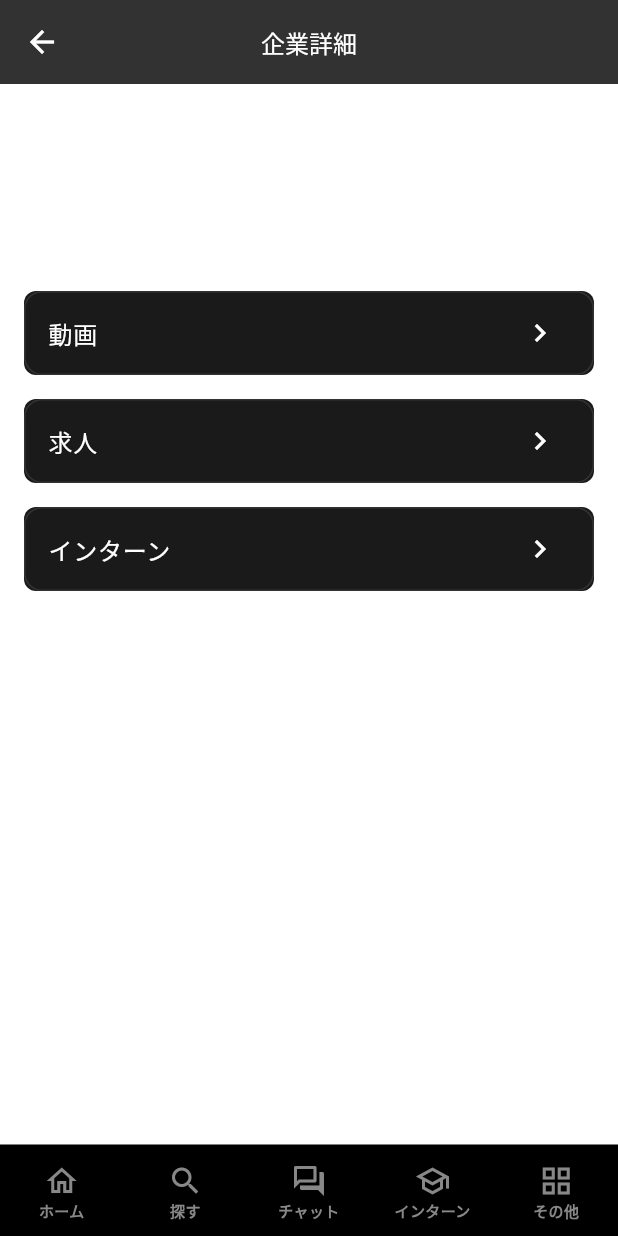
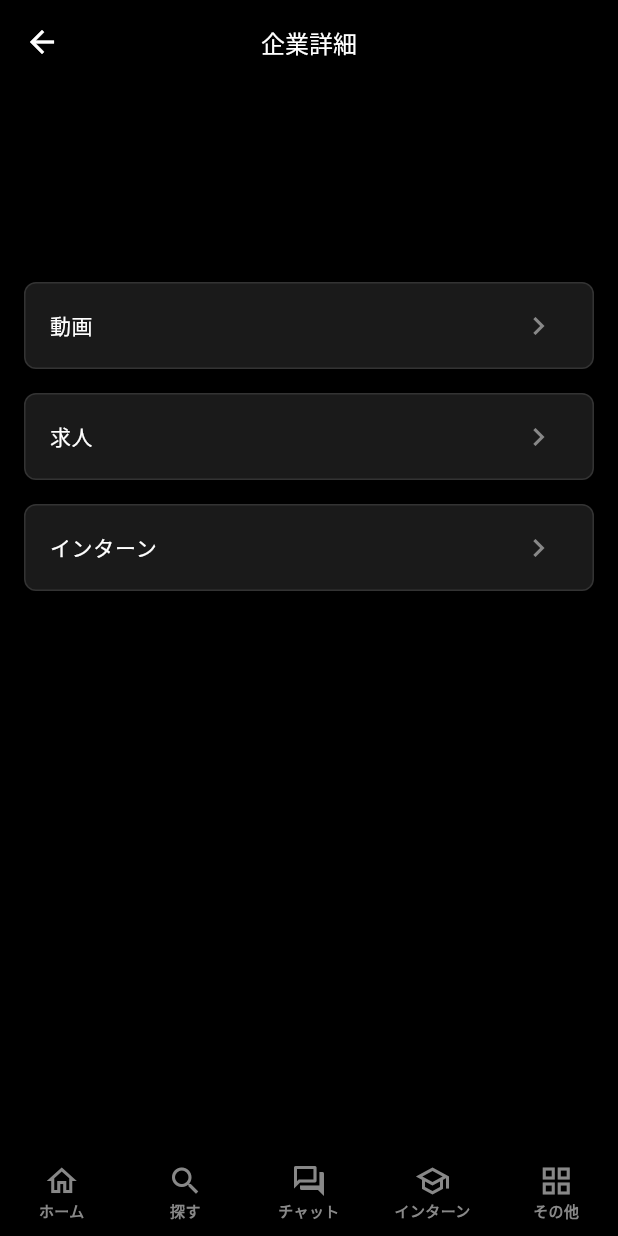
Before and after one commit to Queue-manage-client/numbers, a Flutter app: the CompanyDetailPage screen opened directly, on a phone screen of 412 x 824 dp. Run offline on Flutter 3.47's test engine with Material 3 defaults, Android fonts, the phone set to English and light mode, and no system bars; our stand-ins replace file_picker, flutter_dotenv, flutter_hooks, flutter_riverpod, go_router, hooks_riverpod and 3 more; accounts and stored records are empty.

Commit message:
最終コミット

```diff
--- a/lib/features/user/company/presentation/pages/company_detail_page.dart
+++ b/lib/features/user/company/presentation/pages/company_detail_page.dart
@@ -4,6 +4,7 @@ import 'package:flutter_riverpod/flutter_riverpod.dart';
 import 'package:go_router/go_router.dart';
 import 'package:numbers/features/user/company/presentation/providers/company_provider.dart';
 import 'package:numbers/core/widgets/app_footer.dart';
+import 'package:numbers/core/theme/app_theme.dart';
 
 class CompanyDetailPage extends ConsumerWidget {
   const CompanyDetailPage({super.key});
@@ -15,17 +16,20 @@ class CompanyDetailPage extends ConsumerWidget {
     final currentRoute = GoRouterState.of(context).uri.path;
 
     return Scaffold(
-      backgroundColor: const Color(0xFFFFFFFF),
+      backgroundColor: ColorPalette.neutral900,
       appBar: AppBar(
         title: const Text('企業詳細'),
-        backgroundColor: const Color(0xFF323232),
-        foregroundColor: const Color(0xFFFFFFFF),
       ),
       bottomNavigationBar: AppFooter(currentRoute: currentRoute),
       body: companyAsync.when(
         data: (company) {
           if (company == null) {
-            return const Center(child: Text('企業が見つかりません'));
+            return Center(
+              child: Text(
+                '企業が見つかりません',
+                style: TextStylePalette.subText,
+              ),
+            );
           }
 
           return SingleChildScrollView(
@@ -33,35 +37,25 @@ class CompanyDetailPage extends ConsumerWidget {
               crossAxisAlignment: CrossAxisAlignment.start,
               children: [
                 Padding(
-                  padding: const EdgeInsets.all(16),
+                  padding: const EdgeInsets.all(SpacePalette.base),
                   child: Column(
                     crossAxisAlignment: CrossAxisAlignment.start,
                     children: [
                       Text(
                         company['name'] ?? '企業名未設定',
-                        style: const TextStyle(
-                          fontSize: 24,
-                          fontWeight: FontWeight.bold,
-                          color: Color(0xFF323232),
-                        ),
+                        style: TextStylePalette.lgListTitle,
                       ),
-                      const SizedBox(height: 8),
+                      const SizedBox(height: SpacePalette.sm),
                       Text(
                         company['industry'] ?? '業種未設定',
-                        style: const TextStyle(
-                          fontSize: 14,
-                          color: Color(0xFF666666),
-                        ),
+                        style: TextStylePalette.subText,
                       ),
-                      const SizedBox(height: 16),
+                      const SizedBox(height: SpacePalette.base),
                       Text(
                         company['description'] ?? '説明未設定',
-                        style: const TextStyle(
-                          fontSize: 14,
-                          color: Color(0xFF323232),
-                        ),
+                        style: TextStylePalette.normalText,
                       ),
-                      const SizedBox(height: 24),
+                      const SizedBox(height: SpacePalette.lg),
                       _buildSection(context, '動画', '/company/$companyId/videos'),
                       _buildSection(context, '求人', '/company/$companyId/jobs'),
                       _buildSection(
@@ -73,18 +67,38 @@ class CompanyDetailPage extends ConsumerWidget {
             ),
           );
         },
-        loading: () => const Center(child: CircularProgressIndicator()),
-        error: (error, stack) => Center(child: Text('エラー: $error')),
+        loading: () => Center(
+          child: CircularProgressIndicator(
+            color: ColorPalette.primaryColor,
+          ),
+        ),
+        error: (error, stack) => Center(
+          child: Text(
+            'エラー: $error',
+            style: TextStylePalette.subText,
+          ),
+        ),
       ),
     );
   }
 
   Widget _buildSection(BuildContext context, String title, String route) {
-    return Card(
-      margin: const EdgeInsets.only(bottom: 16),
+    return Container(
+      margin: const EdgeInsets.only(bottom: SpacePalette.base),
+      decoration: BoxDecoration(
+        color: ColorPalette.neutral800,
+        borderRadius: BorderRadius.circular(RadiusPalette.base),
+        border: Border.all(color: ColorPalette.neutral600),
+      ),
       child: ListTile(
-        title: Text(title),
-        trailing: const Icon(Icons.chevron_right),
+        title: Text(
+          title,
+          style: TextStylePalette.smListTitle,
+        ),
+        trailing: Icon(
+          Icons.chevron_right,
+          color: ColorPalette.neutral400,
+        ),
         onTap: () => context.push(route),
       ),
     );
```
Also changed, not shown: lib/features/user/chat/presentation/pages/chat_room_page.dart (+24 -12 lines), lib/features/user/search/presentation/pages/video_search_page.dart (+17 -58 lines).
